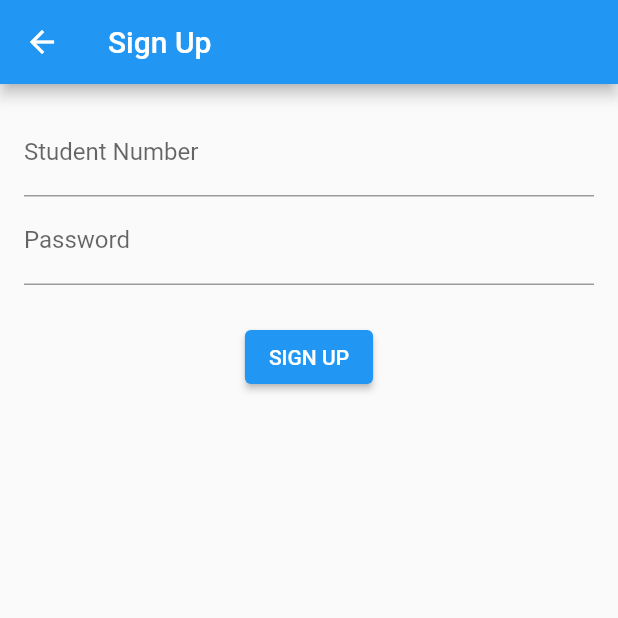
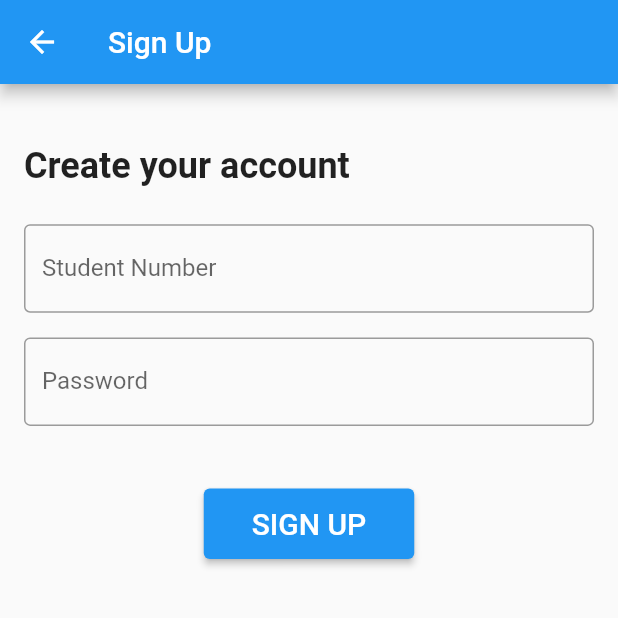
Before and after one commit to Paras4357/Canteen_app, a Flutter app: the SignupPage screen opened directly, on a phone screen of 412 x 824 dp, the top half of it. Run offline on Flutter 3.47's test engine with Material 2 defaults, Android fonts, the phone set to English and light mode, and no system bars.

Commit message:
Some pages and final touches

```diff
--- /dev/null
+++ b/lib/SignUP_page.dart
@@ -0,0 +1,120 @@
+import 'package:flutter/material.dart';
+import 'package:untitled1/Loginpage.dart';
+
+class SignupPage extends StatefulWidget {
+  @override
+  _SignupPageState createState() => _SignupPageState();
+}
+
+class _SignupPageState extends State<SignupPage>
+    with SingleTickerProviderStateMixin {
+  late AnimationController _controller;
+  final _formKey = GlobalKey<FormState>();
+  final TextEditingController _studentNumberController =
+  TextEditingController();
+  final TextEditingController _passwordController = TextEditingController();
+
+  @override
+  void initState() {
+    super.initState();
+    _controller = AnimationController(
+      vsync: this,
+      duration: Duration(milliseconds: 800),
+    );
+    _controller.forward();
+  }
+
+  @override
+  void dispose() {
+    _controller.dispose();
+    super.dispose();
+  }
+
+  @override
+  Widget build(BuildContext context) {
+    final double height = MediaQuery.of(context).size.height;
+    return Scaffold(
+      appBar: AppBar(
+        title: Text('Sign Up'),
+      ),
+      body: Form(
+        key: _formKey,
+        child: SingleChildScrollView(
+          child: Padding(
+            padding: const EdgeInsets.all(16.0),
+            child: Column(
+              crossAxisAlignment: CrossAxisAlignment.start,
+              children: <Widget>[
+                SizedBox(height: height * 0.03),
+                Text(
+                  'Create your account',
+                  style: TextStyle(
+                    fontSize: 24.0,
+                    fontWeight: FontWeight.bold,
+                  ),
+                ),
+                SizedBox(height: height * 0.03),
+                TextFormField(
+                  controller: _studentNumberController,
+                  keyboardType: TextInputType.number,
+                  decoration: InputDecoration(
+                    labelText: 'Student Number',
+                    border: OutlineInputBorder(),
+                  ),
+                  validator: (value) {
+                    if (value!.isEmpty) {
+                      return 'Please enter your student number';
+                    }
+                    return null;
+                  },
+                ),
+                SizedBox(height: height * 0.02),
+                TextFormField(
+                  controller: _passwordController,
+                  obscureText: true,
+                  decoration: InputDecoration(
+                    labelText: 'Password',
+                    border: OutlineInputBorder(),
+                  ),
+                  validator: (value) {
+                    if (value!.isEmpty) {
+                      return 'Please enter your password';
+                    }
+                    return null;
+                  },
+                ),
+                SizedBox(height: height * 0.05),
+                Center(
+                  child: ScaleTransition(
+                    scale: CurvedAnimation(
+                      parent: _controller,
+                      curve: Curves.fastLinearToSlowEaseIn,
+                    ),
+                    child: ElevatedButton(
+                      onPressed: () {
+                        if (_formKey.currentState!.validate()) {
+                          Navigator.push(
+                            context,
+                            MaterialPageRoute(builder: (context) => LoginPage()),
+                          );
+                        }
+                      },
+                      child: Padding(
+                        padding: const EdgeInsets.symmetric(
+                            horizontal: 16.0, vertical: 12.0),
+                        child: Text(
+                          'SIGN UP',
+                          style: TextStyle(fontSize: 20.0),
+                        ),
+                      ),
+                    ),
+                  ),
+                ),
+              ],
+            ),
+          ),
+        ),
+      ),
+    );
+  }
+}
--- a/lib/main.dart
+++ b/lib/main.dart
@@ -7,6 +7,7 @@ class MyApp extends StatelessWidget {
   @override
   Widget build(BuildContext context) {
     return MaterialApp(
+      debugShowCheckedModeBanner: false,
       title: 'Hostel Canteen App',
       theme: ThemeData(
         primarySwatch: Colors.blue,
```
Also changed, not shown: lib/Canteen_page.dart (added, +109 -0 lines), lib/Cart.dart (added, +55 -0 lines), lib/Loginpage.dart (+62 -71 lines), pubspec.yaml (+8 -0 lines), assets/eatease.png (added), pubspec.lock, 1 other file.
